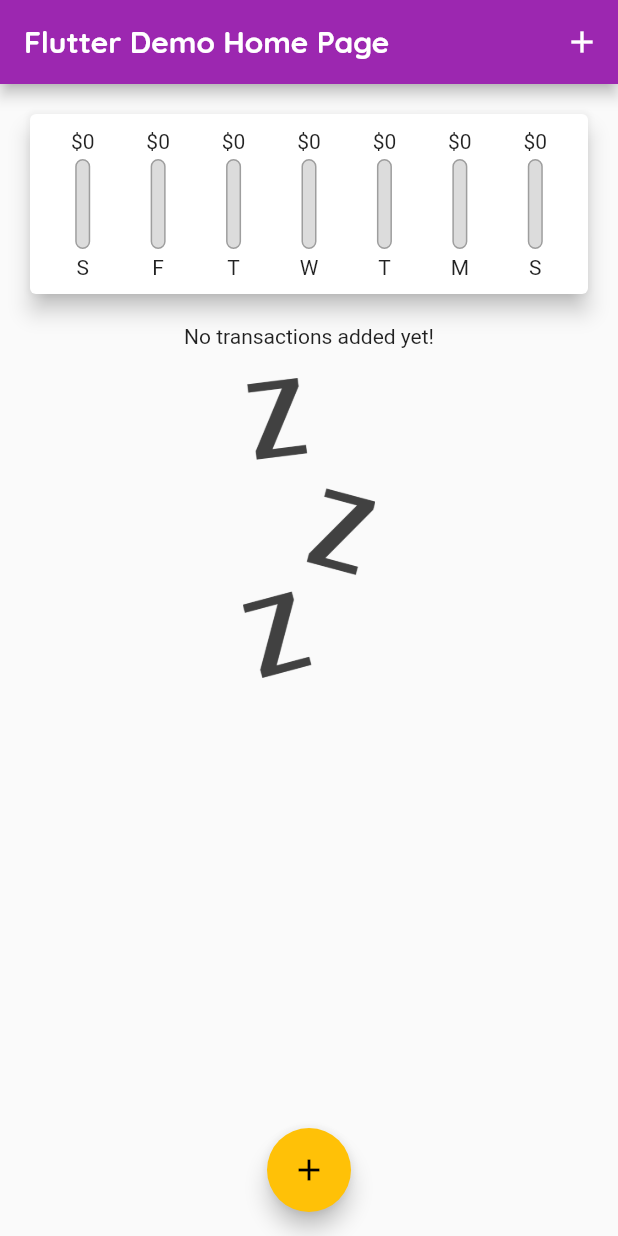
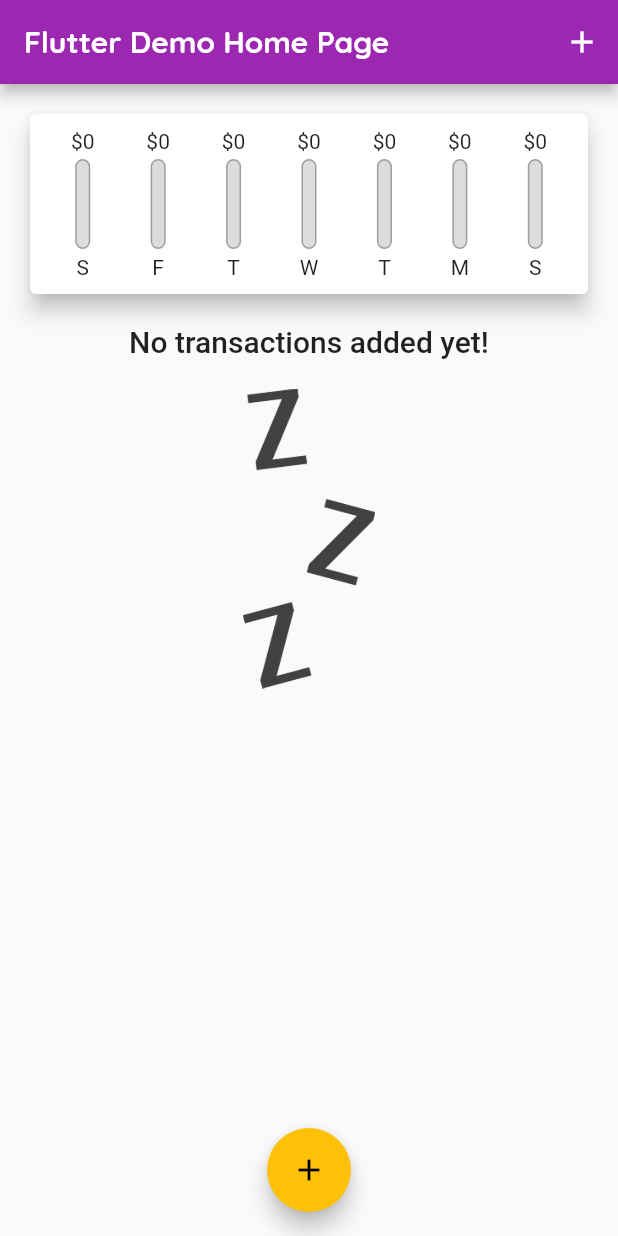
Before and after one commit to Z-kamili/Flutter_chart_app, a Flutter app: the screen it shows after launch, on a phone screen of 412 x 824 dp. Run offline on Flutter 3.47's test engine with Material 2 defaults, Android fonts, the phone set to English and light mode, and no system bars; Roboto replaces fonts that are missing (Quicksand).

Commit message:
more style

```diff
--- a/lib/widgets/transaction_list.dart
+++ b/lib/widgets/transaction_list.dart
@@ -19,7 +19,7 @@ class TransactionList extends StatelessWidget {
               children: <Widget>[
                 Text(
                   'No transactions added yet!',
-                  // style: Theme.of(context).textTheme.title,
+                  style: Theme.of(context).textTheme.titleLarge,
                 ),
                 SizedBox(
                   height: 20,
```
